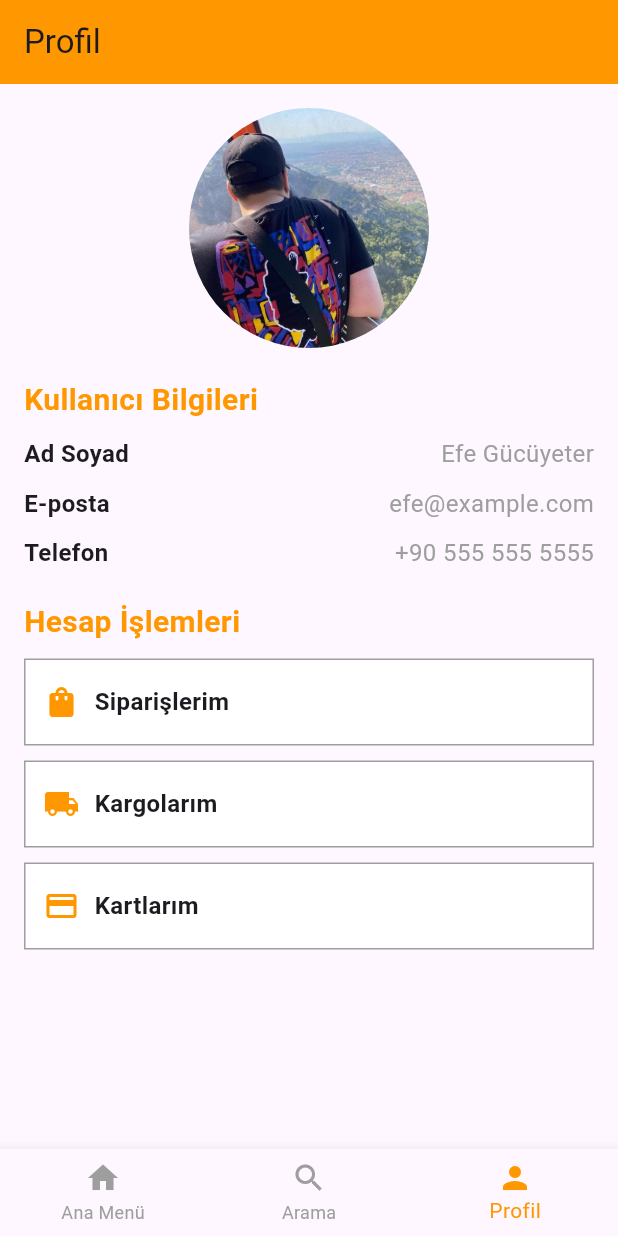
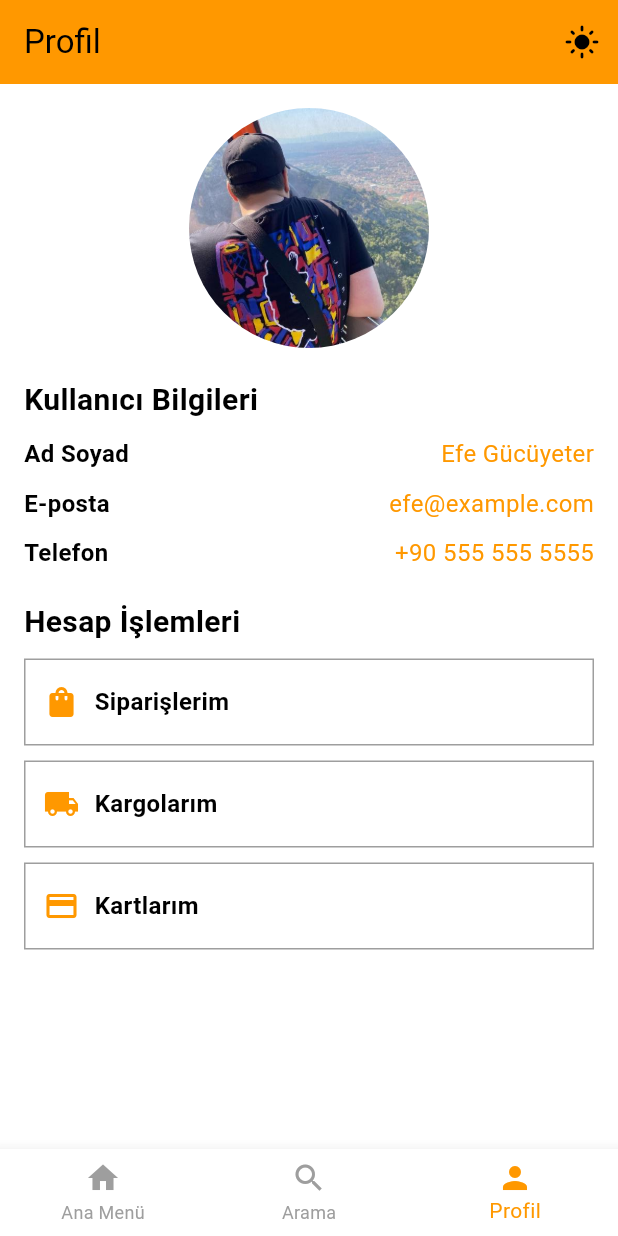
Before and after one commit to efegucuyeter/Flutter-Trendify, a Flutter app: the ProfileScreen screen opened by its route, on a phone screen of 412 x 824 dp. Run offline on Flutter 3.47's test engine with Material 3 defaults, Android fonts, the phone set to English and light mode, and no system bars; our stand-ins replace go_router.

Commit message:
dark mode ekledim
themes.dart dosyasına gece modu renkleri ekledim ardından bütün sayfalara uyguladım.

```diff
--- a/lib/core/themes.dart
+++ b/lib/core/themes.dart
@@ -1,9 +1,57 @@
 import 'package:flutter/material.dart';
 
 class AppColors {
-  static const Color primary = Colors.orange; // Birincil renk
-  static const Color secondary = Colors.white; // İkincil renk (ör: arka plan)
-  static const Color accent = Colors.grey; // Yardımcı renk (ör: kenarlıklar)
-  static const Color textPrimary = Colors.black; // Ana metin rengi
-  static const Color textSecondary = Colors.orange; // Yardımcı metin rengi
+  // Gündüz Modu
+  static const Color primary = Colors.orange;
+  static const Color secondary = Colors.white;
+  static const Color accent = Colors.grey;
+  static const Color textPrimary = Colors.black;
+  static const Color textSecondary = Colors.orange;
+
+  // Gece Modu
+  static const Color darkPrimary = Colors.deepOrange;
+  static const Color darkSecondary = Colors.black;
+  static const Color darkAccent = Colors.grey;
+  static const Color darkTextPrimary = Colors.white;
+  static const Color darkTextSecondary = Colors.deepOrangeAccent;
 }
+
+class AppThemes {
+  static final ThemeData lightTheme = ThemeData(
+    primaryColor: AppColors.primary,
+    scaffoldBackgroundColor: AppColors.secondary,
+    appBarTheme: AppBarTheme(
+      backgroundColor: AppColors.primary,
+      foregroundColor: AppColors.textPrimary,
+    ),
+    textTheme: const TextTheme(
+      bodyLarge: TextStyle(color: AppColors.textPrimary, fontSize: 16),
+      bodyMedium: TextStyle(color: AppColors.textSecondary, fontSize: 14),
+    ),
+    iconTheme: const IconThemeData(color: AppColors.textPrimary),
+  );
+
+  static final ThemeData darkTheme = ThemeData(
+    primaryColor: AppColors.darkPrimary,
+    scaffoldBackgroundColor: AppColors.darkSecondary,
+    appBarTheme: AppBarTheme(
+      backgroundColor: AppColors.darkPrimary,
+      foregroundColor: AppColors.darkTextPrimary,
+    ),
+    textTheme: const TextTheme(
+      bodyLarge: TextStyle(color: AppColors.darkTextPrimary, fontSize: 16),
+      bodyMedium: TextStyle(color: AppColors.darkTextSecondary, fontSize: 14),
+    ),
+    iconTheme: const IconThemeData(color: AppColors.darkTextPrimary),
+  );
+}
+
+class ThemeProvider with ChangeNotifier {
+  bool _isDark = false;
+  bool get isDark => _isDark;
+
+  void toggleTheme() {
+    _isDark = !_isDark;
+    notifyListeners();
+  }
+}
--- a/lib/screens/profile_screen.dart
+++ b/lib/screens/profile_screen.dart
@@ -1,4 +1,5 @@
 import 'package:flutter/material.dart';
+import 'package:provider/provider.dart';
 import 'package:go_router/go_router.dart';
 import '../core/themes.dart';
 
@@ -7,10 +8,23 @@ class ProfileScreen extends StatelessWidget {
 
   @override
   Widget build(BuildContext context) {
+    final themeProvider = Provider.of<ThemeProvider>(context);
+    final isDark = themeProvider.isDark;
+
     return Scaffold(
       appBar: AppBar(
         backgroundColor: AppColors.primary,
         title: const Text('Profil'),
+        actions: [
+          IconButton(
+            icon: Icon(
+              isDark ? Icons.dark_mode : Icons.light_mode,
+            ),
+            onPressed: () {
+              themeProvider.toggleTheme();
+            },
+          ),
+        ],
       ),
       body: SingleChildScrollView(
         child: Padding(
@@ -18,69 +32,70 @@ class ProfileScreen extends StatelessWidget {
           child: Column(
             crossAxisAlignment: CrossAxisAlignment.start,
             children: [
-
-              const Center(
+              Center(
                 child: CircleAvatar(
                   radius: 80,
-                  backgroundImage: AssetImage('asset/images/pp.png'),
-                  backgroundColor: AppColors.secondary,
+                  backgroundImage: const AssetImage('asset/images/pp.png'),
+                  backgroundColor:
+                  isDark ? AppColors.darkSecondary : AppColors.secondary,
                 ),
               ),
               const SizedBox(height: 20),
 
-              const Text(
+              Text(
                 'Kullanıcı Bilgileri',
                 style: TextStyle(
                   fontSize: 20,
                   fontWeight: FontWeight.bold,
-                  color: AppColors.primary,
+                  color: isDark ? AppColors.darkTextPrimary : AppColors.textPrimary,
                 ),
               ),
               const SizedBox(height: 10),
-              _buildProfileItem('Ad Soyad', 'Efe Gücüyeter'),
+              _buildProfileItem('Ad Soyad', 'Efe Gücüyeter', isDark),
               const SizedBox(height: 10),
-              _buildProfileItem('E-posta', 'efe@example.com'),
+              _buildProfileItem('E-posta', 'efe@example.com', isDark),
               const SizedBox(height: 10),
-              _buildProfileItem('Telefon', '+90 555 555 5555'),
+              _buildProfileItem('Telefon', '+90 555 555 5555', isDark),
               const SizedBox(height: 20),
 
-              const Text(
+              Text(
                 'Hesap İşlemleri',
                 style: TextStyle(
                   fontSize: 20,
                   fontWeight: FontWeight.bold,
-                  color: AppColors.primary,
+                  color: isDark ? AppColors.darkTextPrimary : AppColors.textPrimary,
                 ),
               ),
               const SizedBox(height: 10),
               _buildSimpleMenuItem(Icons.shopping_bag, 'Siparişlerim', () {
-
                 ScaffoldMessenger.of(context).showSnackBar(
                   const SnackBar(content: Text('Siparişlerim ekranı henüz eklenmedi.')),
                 );
-              }),
+              }, isDark),
               const SizedBox(height: 10),
               _buildSimpleMenuItem(Icons.local_shipping, 'Kargolarım', () {
-
                 ScaffoldMessenger.of(context).showSnackBar(
                   const SnackBar(content: Text('Kargolarım ekranı henüz eklenmedi.')),
                 );
-              }),
+              }, isDark),
               const SizedBox(height: 10),
               _buildSimpleMenuItem(Icons.credit_card, 'Kartlarım', () {
-
                 ScaffoldMessenger.of(context).showSnackBar(
                   const SnackBar(content: Text('Kartlarım ekranı henüz eklenmedi.')),
                 );
-              }),
+              }, isDark),
             ],
           ),
         ),
       ),
       bottomNavigationBar: BottomNavigationBar(
+        backgroundColor:
+        isDark ? AppColors.darkSecondary : AppColors.secondary,
         currentIndex: 2,
-        selectedItemColor: AppColors.primary,
-        unselectedItemColor: Colors.grey,
+        selectedItemColor:
+        isDark ? AppColors.darkTextSecondary : AppColors.textSecondary,
+        unselectedItemColor:
+        isDark ? AppColors.darkAccent : Colors.grey,
         onTap: (index) {
           if (index == 0) {
             context.go('/home');
@@ -106,40 +121,48 @@ class ProfileScreen extends StatelessWidget {
     );
   }
 
-  Widget _buildProfileItem(String title, String value) {
+  Widget _buildProfileItem(String title, String value, bool isDark) {
     return Row(
       mainAxisAlignment: MainAxisAlignment.spaceBetween,
       children: [
         Text(
           title,
-          style: const TextStyle(fontSize: 16, fontWeight: FontWeight.bold),
+          style: TextStyle(
+            fontSize: 16,
+            fontWeight: FontWeight.bold,
+            color: isDark ? AppColors.darkTextPrimary : AppColors.textPrimary,
+          ),
         ),
         Text(
           value,
-          style: const TextStyle(fontSize: 16, color: Colors.grey),
+          style: TextStyle(
+            fontSize: 16,
+            color: isDark ? AppColors.darkTextSecondary : AppColors.textSecondary,
+          ),
         ),
       ],
     );
   }
 
-  Widget _buildSimpleMenuItem(IconData icon, String title, VoidCallback onTap) {
+  Widget _buildSimpleMenuItem(IconData icon, String title, VoidCallback onTap, bool isDark) {
     return GestureDetector(
       onTap: onTap,
       child: Container(
         padding: const EdgeInsets.symmetric(vertical: 16, horizontal: 12),
         decoration: BoxDecoration(
-          color: AppColors.secondary,
-          border: Border.all(color: AppColors.accent),
+          color: isDark ? AppColors.darkSecondary : AppColors.secondary,
+          border: Border.all(color: isDark ? AppColors.darkAccent : AppColors.accent),
         ),
         child: Row(
           children: [
-            Icon(icon, color: AppColors.primary, size: 24),
+            Icon(icon, color: isDark ? AppColors.darkTextSecondary : AppColors.textSecondary, size: 24),
             const SizedBox(width: 10),
             Text(
               title,
-              style: const TextStyle(
+              style: TextStyle(
                 fontSize: 16,
                 fontWeight: FontWeight.bold,
+                color: isDark ? AppColors.darkTextPrimary : AppColors.textPrimary,
               ),
             ),
           ],
--- a/pubspec.yaml
+++ b/pubspec.yaml
@@ -9,8 +9,9 @@ environment:
 dependencies:
   flutter:
     sdk: flutter
-  go_router: ^13.2.0
+  go_router: ^14.7.1
   cupertino_icons: ^1.0.8
+  provider: ^6.1.2
 
 dev_dependencies:
   flutter_test:
```
Also changed, not shown: lib/main.dart (+13 -1 lines), lib/screens/home_screen.dart (+49 -16 lines), lib/screens/search_screen.dart (+49 -15 lines).
